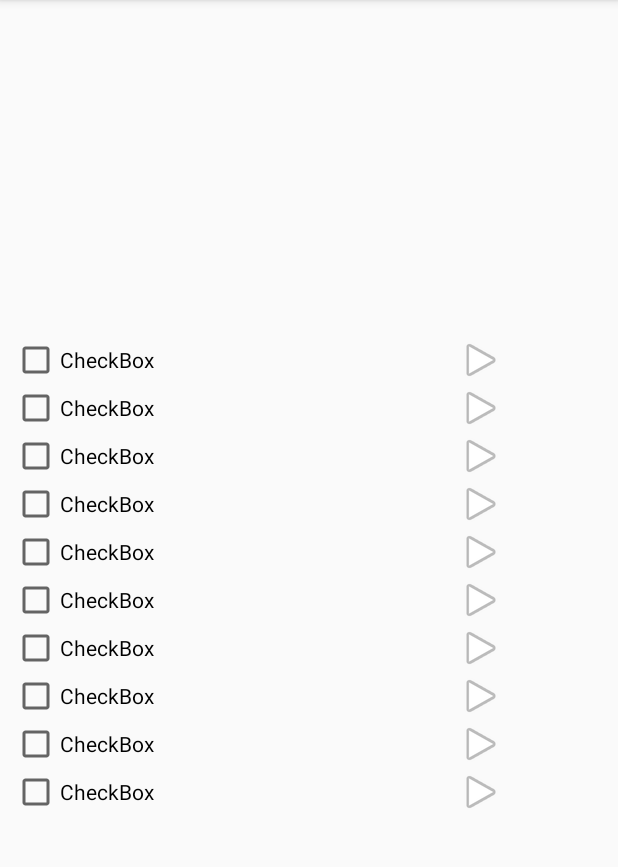
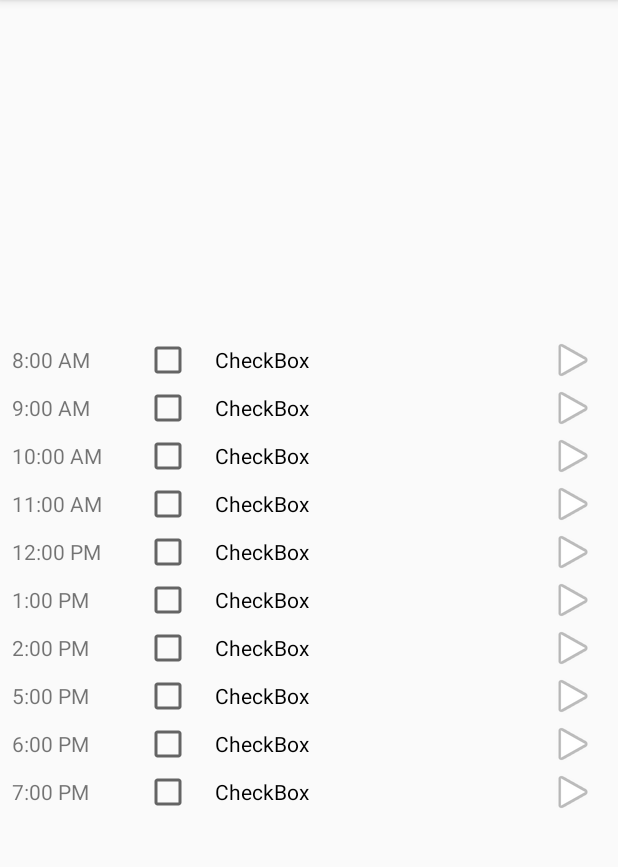
Before and after one commit to micnap/udacity-project8, an Android app: the screen it shows after launch once a user with an empty profile is signed in (DailyScheduleActivity), on a phone screen of 412 x 824 dp, the part 84-951 px from its top. Run offline under Robolectric (Android 15) with nearby library versions, the phone set to English and light mode, and no system bars; our stand-ins replace Firebase (no records; nobody signed in at launch, a user with empty details on screens opened directly); libraries missing offline, so code that uses them is left out: com.buildware.widget, com.facebook, com.facebook.login; plain views replace IndeterminateCheckBox; 8 statements that could not run were skipped.

Commit message:
Daily schedule is working!

```diff
--- a/app/build.gradle
+++ b/app/build.gradle
@@ -27,13 +27,15 @@ dependencies {
     implementation 'com.android.support:support-v4:27.1.1'
     implementation 'com.android.support.constraint:constraint-layout:1.1.2'
     implementation "com.android.support:support-core-utils:27.1.1"
-    implementation 'com.google.firebase:firebase-auth:11.6.0'
+    implementation 'com.google.firebase:firebase-auth:16.0.3'
+    implementation 'com.google.firebase:firebase-database:16.0.1'
     implementation 'com.facebook.android:facebook-android-sdk:[4,5)'
     testImplementation 'junit:junit:4.12'
     androidTestImplementation 'com.android.support.test:runner:1.0.2'
     androidTestImplementation 'com.android.support.test.espresso:espresso-core:3.0.2'
     implementation 'com.android.support:recyclerview-v7:27.1.1'
     implementation 'com.github.sevar83:indeterminate-checkbox:1.0.5@aar'
+    implementation 'net.danlew:android.joda:2.9.9.4'
 }
 
 apply plugin: 'com.google.gms.google-services'
--- a/app/src/main/java/Activities/DailyScheduleActivity.java
+++ b/app/src/main/java/Activities/DailyScheduleActivity.java
@@ -26,21 +26,32 @@ import android.widget.TextView;
 
 import com.buildware.widget.indeterm.IndeterminateCheckBox;
 import com.facebook.login.LoginManager;
-import com.google.android.gms.tasks.Tasks;
 import com.google.firebase.auth.FirebaseAuth;
 import com.google.firebase.auth.FirebaseUser;
+import com.google.firebase.database.DatabaseReference;
+import com.google.firebase.database.FirebaseDatabase;
 import com.mickeywilliamson.project8.R;
+
+import org.joda.time.LocalDate;
+import org.joda.time.LocalTime;
+import org.joda.time.format.DateTimeFormat;
+import org.joda.time.format.DateTimeFormatter;
 
 import java.util.ArrayList;
 
 import Fragments.HourlyTaskDialogFragment;
-import Models.Protocol;
+import Models.CeCoe;
+import Models.Juice;
+import Models.Meal;
+import Models.Supplement;
 import Models.Task;
 import Models.ProtocolNonMalignant;
 
 public class DailyScheduleActivity extends AppCompatActivity implements HourlyTaskDialogFragment.HourlyTaskDialogListener  {
 
     private FirebaseAuth mAuth;
+    private FirebaseUser user;
+    private DatabaseReference mDatabase;
     private RecyclerView mProtocolRv;
     private ArrayList<ArrayList<Task>> mProtocolSchedule;
     private RecyclerView.LayoutManager mLayoutManager;
@@ -52,7 +63,9 @@ public class DailyScheduleActivity extends AppCompatActivity implements HourlyTa
         setContentView(R.layout.activity_daily_schedule);
 
         mAuth = FirebaseAuth.getInstance();
-        FirebaseUser user = mAuth.getCurrentUser();
+        user = mAuth.getCurrentUser();
+
+        mDatabase = FirebaseDatabase.getInstance().getReference();
 
         //Toolbar myToolbar = findViewById(R.id.toolbar);
         //setSupportActionBar(myToolbar);
@@ -64,8 +77,10 @@ public class DailyScheduleActivity extends AppCompatActivity implements HourlyTa
         mProtocolRv.setHasFixedSize(true);
         mLayoutManager = new LinearLayoutManager(this);
         mProtocolRv.setLayoutManager(mLayoutManager);
-        mProtocolAdapter = new ProtocolRecyclerViewAdapter(this, mProtocolSchedule);
+        mProtocolAdapter = new ProtocolRecyclerViewAdapter(this, mProtocolSchedule, mDatabase, user.getUid());
         mProtocolRv.setAdapter(mProtocolAdapter);
+
+
 
     }
 
@@ -78,10 +93,14 @@ public class DailyScheduleActivity extends AppCompatActivity implements HourlyTa
 
         private final DailyScheduleActivity mParentActivity;
         private ArrayList<ArrayList<Task>> mProtocol;
+        private DatabaseReference mDb;
+        private String mUid;
 
-        ProtocolRecyclerViewAdapter(DailyScheduleActivity parent, ArrayList<ArrayList<Task>> protocol) {
+        ProtocolRecyclerViewAdapter(DailyScheduleActivity parent, ArrayList<ArrayList<Task>> protocol, DatabaseReference db, String uid) {
             mParentActivity = parent;
             mProtocol = protocol;
+            mDb = db;
+            mUid = uid;
         }
 
         @NonNull
@@ -112,20 +131,48 @@ public class DailyScheduleActivity extends AppCompatActivity implements HourlyTa
                 holder.mHourCheckBox.setIndeterminate(true);
             }
 
+            //https://stackoverflow.com/questions/25646048/how-to-convert-local-time-to-am-pm-time-format-using-jodatime
+            String hourTime = String.valueOf(ProtocolNonMalignant.hours.get(position));
+            LocalTime time = new LocalTime(hourTime);
+            DateTimeFormatter fmt = DateTimeFormat.forPattern("h:mm a");
+            holder.mHour.setText(fmt.print(time));
+
             holder.mHourCheckBox.setOnCheckedChangeListener(new CheckBox.OnCheckedChangeListener() {
                 @Override
                 public void onCheckedChanged(CompoundButton cb, boolean isChecked) {
+                    Log.d("CURRENTHOURSIZE", String.valueOf(currentHour.size()));
+                    if (cb.isChecked()) {
+                        int supplementCount = 0;
+                        for (Task task: currentHour) {
 
-                    if (cb.isChecked()) {
-                        for (Task task: currentHour) {
+
+                            if (task instanceof Juice) {
+                                task = (Juice) task;
+                            } else if (task instanceof Meal) {
+                                task = (Meal) task;
+                            } else if (task instanceof Supplement) {
+                                task = (Supplement) task;
+                            } else if (task instanceof CeCoe) {
+                                task = (CeCoe) task;
+                            }
                             task.setState(true);
+
                             Log.d(task.toString(), String.valueOf(task.getState()));
+                            Log.d("CLASS TYPE", task.getClass().toString());
+                            Log.d("TYPE", task.getType());
+                            Log.d("DATE", String.valueOf(new LocalDate()));
+                            String classString = task instanceof Supplement ? task.getClassName() + supplementCount : task.getClassName();
+                            mDb.child("daily").child(mUid + "_" + new LocalDate()).child(String.valueOf(ProtocolNonMalignant.hours.get(position))).child(classString).setValue(task.getType());
+                            if (task instanceof Supplement) {
+                                supplementCount++;
+                            }
                         }
                     } else {
                         for (Task task: currentHour) {
                             task.setState(false);
                             Log.d(task.toString(), String.valueOf(task.getState()));
                         }
+                        mDb.child("daily").child(mUid + "_" + new LocalDate()).child(String.valueOf(ProtocolNonMalignant.hours.get(position))).removeValue();
                     }
                 }
             });
@@ -149,11 +196,13 @@ public class DailyScheduleActivity extends AppCompatActivity implements HourlyTa
 
             final IndeterminateCheckBox mHourCheckBox;
             final ImageView mOpenTasks;
+            final TextView mHour;
 
             ViewHolder(View view) {
                 super(view);
                 mHourCheckBox = (IndeterminateCheckBox) view.findViewById(R.id.cb_hour_all);
                 mOpenTasks = (ImageView) view.findViewById(R.id.open_tasks);
+                mHour = (TextView) view.findViewById(R.id.hour);
             }
         }
 
@@ -186,10 +235,41 @@ public class DailyScheduleActivity extends AppCompatActivity implements HourlyTa
     public void onDialogPositiveClick(Bundle bundle) {
         ArrayList<Task> tasks = bundle.getParcelableArrayList("tasks");
         int hourIndex = bundle.getInt("hourIndex");
+
+        updateDb(tasks, hourIndex);
         mProtocolSchedule.set(hourIndex, tasks);
 
         mProtocolAdapter.notifyDataSetChanged();
 
+    }
+
+    private void updateDb(ArrayList<Task> tasks, int hourIndex) {
+        int supplementCount = 0;
+        mDatabase.child("daily").child(user.getUid() + "_" + new LocalDate()).child(String.valueOf(ProtocolNonMalignant.hours.get(hourIndex))).removeValue();
+        for (Task task: tasks) {
+
+
+            if (task instanceof Juice) {
+                task = (Juice) task;
+            } else if (task instanceof Meal) {
+                task = (Meal) task;
+            } else if (task instanceof Supplement) {
+                task = (Supplement) task;
+            } else if (task instanceof CeCoe) {
+                task = (CeCoe) task;
+            }
+
+
+            if (task.getState() == true) {
+                String classString = task instanceof Supplement ? task.getClassName() + supplementCount : task.getClassName();
+                mDatabase.child("daily").child(user.getUid() + "_" + new LocalDate()).child(String.valueOf(ProtocolNonMalignant.hours.get(hourIndex))).child(classString).setValue(task.getType());
+            }
+
+
+            if (task instanceof Supplement) {
+                supplementCount++;
+            }
+        }
     }
 
 
--- a/app/src/main/java/Models/Juice.java
+++ b/app/src/main/java/Models/Juice.java
@@ -13,13 +13,25 @@ public class Juice extends Task implements Parcelable {
 
     private String type;
 
-    public Juice(String type) {
+    public Juice() {}
+
+    public Juice(String type) { this.type = type; }
+
+    public String getType() {
+        return type;
+    }
+
+    public void setType(String type) {
         this.type = type;
     }
 
     @Override
     public String toString() {
         return type;
+    }
+
+    public String getClassName() {
+        return "Juice";
     }
 
     protected Juice(Parcel in) {
--- a/app/src/main/java/com/mickeywilliamson/project8/GTApplication.java
+++ b/app/src/main/java/com/mickeywilliamson/project8/GTApplication.java
@@ -5,11 +5,14 @@ import android.app.Application;
 import com.facebook.FacebookSdk;
 import com.facebook.appevents.AppEventsLogger;
 
+import net.danlew.android.joda.JodaTimeAndroid;
+
 public class GTApplication extends Application {
     @Override
     public void onCreate() {
         super.onCreate();
         FacebookSdk.sdkInitialize(getApplicationContext());
         AppEventsLogger.activateApp(this);
+        JodaTimeAndroid.init(this);
     }
 }
--- a/app/src/main/res/layout/rv_protocol_row.xml
+++ b/app/src/main/res/layout/rv_protocol_row.xml
@@ -7,17 +7,26 @@
     android:layout_height="wrap_content"
     android:orientation="horizontal">
 
+    <TextView
+        android:id="@+id/hour"
+        android:layout_width="0dp"
+        android:layout_height="wrap_content"
+        android:layout_weight="2"
+        android:text="TextView"
+        android:singleLine="true"/>
+
     <com.buildware.widget.indeterm.IndeterminateCheckBox
         android:id="@+id/cb_hour_all"
-        android:layout_width="wrap_content"
+        android:layout_width="0dp"
         android:layout_height="wrap_content"
-        android:layout_weight="1"
+        android:layout_weight="6"
         android:checked="false"
-        android:text="CheckBox" />
+        android:paddingLeft="15dp"
+        android:text="CheckBox"/>
 
     <ImageView
         android:id="@+id/open_tasks"
-        android:layout_width="wrap_content"
+        android:layout_width="0dp"
         android:layout_height="wrap_content"
         android:layout_weight="1"
         app:srcCompat="@android:drawable/ic_media_play"/>
--- a/build.gradle
+++ b/build.gradle
@@ -13,7 +13,7 @@ buildscript {
 
         // NOTE: Do not place your application dependencies here; they belong
         // in the individual module build.gradle files
-        classpath 'com.google.gms:google-services:3.1.1'
+        classpath 'com.google.gms:google-services:4.0.1'
     }
 }
 
```
Also changed, not shown: app/src/main/java/Models/CeCoe.java (+12 -0 lines), app/src/main/java/Models/Meal.java (+14 -0 lines), app/src/main/java/Models/Supplement.java (+12 -0 lines), app/src/main/java/Models/Task.java (+13 -0 lines).
